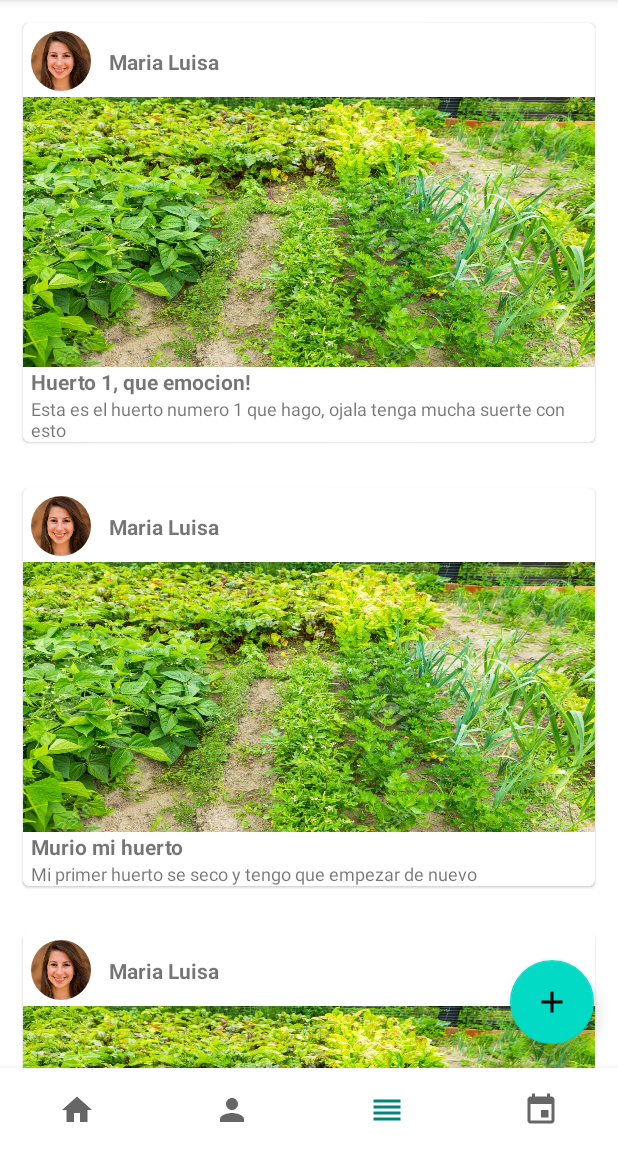
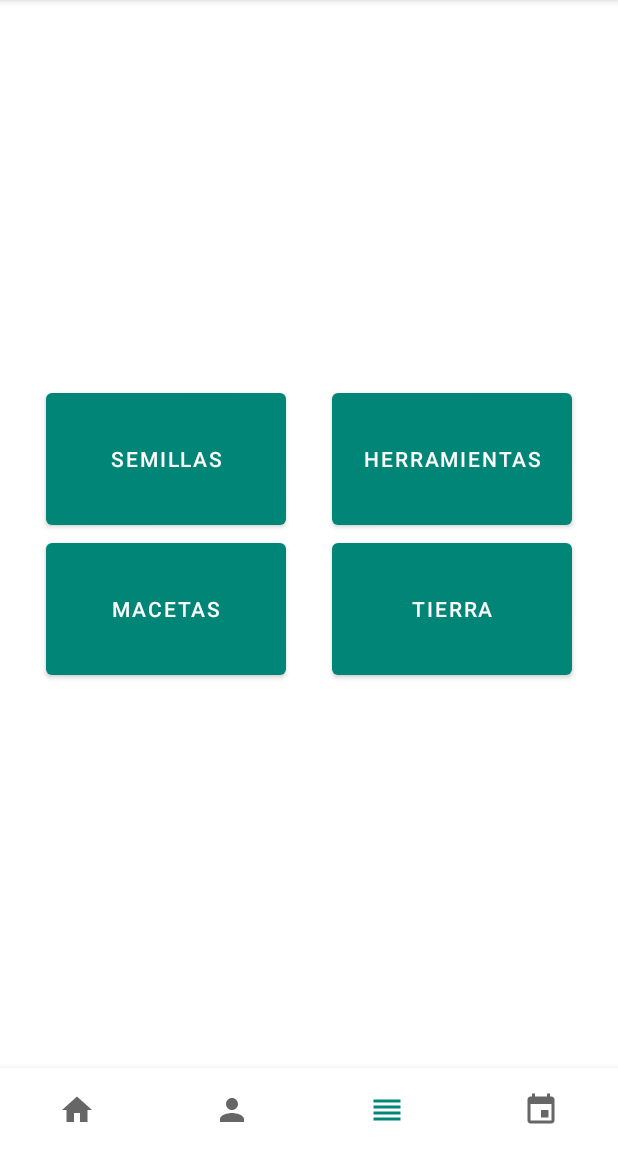
Before and after one commit to HectorChavez97/PDM-Proyecto-Huerto, an Android app: the screen it shows after launch (Navigation_Activity), item 3 of the bottom bar chosen, on a phone screen of 412 x 824 dp, the part 84-1236 px from its top. Run offline under Robolectric (Android 15) with nearby library versions, the phone set to English and light mode, and no system bars.

Commit message:
comunicacion entre todas las ventanas

```diff
--- a/PDMHuerto/app/src/main/java/com/example/pdmhuerto/Activities/Navigation_Activity.kt
+++ b/PDMHuerto/app/src/main/java/com/example/pdmhuerto/Activities/Navigation_Activity.kt
@@ -4,15 +4,21 @@ import android.os.Bundle
 import androidx.appcompat.app.AppCompatActivity
 import androidx.fragment.app.Fragment
 import androidx.fragment.app.FragmentTransaction
-import com.example.pdmhuerto.Fragments.HomeFragment
+import com.example.pdmhuerto.Fragments.*
 import com.example.pdmhuerto.R
+import com.example.pdmhuerto.Interfaces.ReplaceFragment
 import com.google.android.material.bottomnavigation.BottomNavigationView
-import com.google.android.material.navigation.NavigationView
 
-class Navigation_Activity : AppCompatActivity() {
+class Navigation_Activity : AppCompatActivity(),ReplaceFragment {
     override fun onCreate(savedInstanceState: Bundle?) {
         super.onCreate(savedInstanceState)
         setContentView(R.layout.activity_navigation)
+
+        /*val root = inflater.inflate(R.layout.fragment_catalogo, container, false)
+        val semButton: MaterialButton = findViewById(R.id.fragment_catalogo_bt_1)
+        val herButton: MaterialButton = findViewById(R.id.fragment_catalogo_bt_2)
+        val tieButton: MaterialButton = findViewById(R.id.fragment_catalogo_bt_3)
+        val macButton: MaterialButton = findViewById(R.id.fragment_catalogo_bt_4)*/
 
         var navView : BottomNavigationView  = findViewById(R.id.bottom_navigation)
         createFragment(HomeFragment())
@@ -24,11 +30,11 @@ class Navigation_Activity : AppCompatActivity() {
                 }
 
                 R.id.perfil -> {
-
+                    createFragment(PerfilFragment())
                 }
 
                 R.id.catalogo -> {
-
+                    createFragment(CatalogoFragment())
                 }
 
                 R.id.huerto -> {
@@ -38,10 +44,9 @@ class Navigation_Activity : AppCompatActivity() {
 
          true
         }
-
     }
 
-    private fun createFragment(fragment: Fragment){
+    override fun createFragment(fragment: Fragment){
         supportFragmentManager
             .beginTransaction()
             .replace(R.id.fragment_container, fragment)
--- /dev/null
+++ b/PDMHuerto/app/src/main/java/com/example/pdmhuerto/Fragments/CatalogoFragment.kt
@@ -0,0 +1,47 @@
+package com.example.pdmhuerto.Fragments
+
+import android.os.Bundle
+import androidx.fragment.app.Fragment
+import android.view.LayoutInflater
+import android.view.View
+import android.view.ViewGroup
+import com.example.pdmhuerto.R
+import com.example.pdmhuerto.Activities.Navigation_Activity
+import com.google.android.material.button.MaterialButton
+
+
+
+class CatalogoFragment: Fragment() {
+
+    override fun onCreateView(
+        inflater: LayoutInflater,
+        container: ViewGroup?,
+        savedInstanceState: Bundle?
+    ): View? {
+        var root = inflater.inflate(R.layout.fragment_catalogo, container, false)
+
+
+        val semButton: MaterialButton = root.findViewById(R.id.fragment_catalogo_bt_1)
+        val herButton: MaterialButton = root.findViewById(R.id.fragment_catalogo_bt_2)
+        val macButton: MaterialButton = root.findViewById(R.id.fragment_catalogo_bt_3)
+        val tieButton: MaterialButton = root.findViewById(R.id.fragment_catalogo_bt_4)
+
+        semButton.setOnClickListener{
+            (activity as Navigation_Activity).createFragment(SemillasFragment())
+        }
+
+        herButton.setOnClickListener{
+            (activity as Navigation_Activity).createFragment(HerramientasFragment())
+        }
+
+        tieButton.setOnClickListener{
+            (activity as Navigation_Activity).createFragment(TierraFragment())
+        }
+
+        macButton.setOnClickListener{
+            (activity as Navigation_Activity).createFragment(MacetasFragment())
+        }
+
+        return root
+    }
+}
--- a/PDMHuerto/app/src/main/java/com/example/pdmhuerto/Fragments/HomeFragment.kt
+++ b/PDMHuerto/app/src/main/java/com/example/pdmhuerto/Fragments/HomeFragment.kt
@@ -67,6 +67,4 @@ class HomeFragment : Fragment() {
 
         return root
     }
-
-
 }
--- /dev/null
+++ b/PDMHuerto/app/src/main/java/com/example/pdmhuerto/Interfaces/ReplaceFragment.kt
@@ -0,0 +1,9 @@
+package com.example.pdmhuerto.Interfaces
+
+import androidx.fragment.app.Fragment
+
+interface ReplaceFragment {
+
+    fun createFragment(fragment: Fragment)
+
+}
--- /dev/null
+++ b/PDMHuerto/app/src/main/res/drawable/ic_arrow_back_black_24dp.xml
@@ -0,0 +1,5 @@
+<vector android:height="24dp" android:tint="#FF0006"
+    android:viewportHeight="24.0" android:viewportWidth="24.0"
+    android:width="24dp" xmlns:android="http://schemas.android.com/apk/res/android">
+    <path android:fillColor="#FF000000" android:pathData="M20,11H7.83l5.59,-5.59L12,4l-8,8 8,8 1.41,-1.41L7.83,13H20v-2z"/>
+</vector>
--- /dev/null
+++ b/PDMHuerto/app/src/main/res/layout/fragment_catalogo.xml
@@ -0,0 +1,53 @@
+<?xml version="1.0" encoding="utf-8"?>
+<androidx.constraintlayout.widget.ConstraintLayout xmlns:android="http://schemas.android.com/apk/res/android"
+    android:layout_width="match_parent"
+    android:layout_height="match_parent"
+    xmlns:app="http://schemas.android.com/apk/res-auto"
+    android:layout_gravity="center">
+
+    <com.google.android.material.button.MaterialButton
+        android:id="@+id/fragment_catalogo_bt_1"
+        android:layout_width="160dp"
+        android:layout_height="100dp"
+        android:text="Semillas"
+        app:layout_constraintVertical_chainStyle="packed"
+        app:layout_constraintStart_toStartOf="parent"
+        app:layout_constraintTop_toTopOf="parent"
+        app:layout_constraintEnd_toStartOf="@id/fragment_catalogo_bt_2"
+        app:layout_constraintBottom_toTopOf="@id/fragment_catalogo_bt_3"
+        />
+
+    <com.google.android.material.button.MaterialButton
+        android:id="@+id/fragment_catalogo_bt_2"
+        android:layout_width="160dp"
+        android:layout_height="100dp"
+        app:layout_constraintVertical_chainStyle="packed"
+        app:layout_constraintStart_toEndOf="@id/fragment_catalogo_bt_1"
+        app:layout_constraintTop_toTopOf="parent"
+        app:layout_constraintEnd_toEndOf="parent"
+        app:layout_constraintBottom_toTopOf="@id/fragment_catalogo_bt_4"
+        android:text="Herramientas"/>
+
+    <com.google.android.material.button.MaterialButton
+        android:id="@+id/fragment_catalogo_bt_3"
+        android:layout_width="160dp"
+        android:layout_height="100dp"
+        app:layout_constraintTop_toBottomOf="@id/fragment_catalogo_bt_1"
+        app:layout_constraintStart_toStartOf="parent"
+        app:layout_constraintBottom_toBottomOf="parent"
+        app:layout_constraintEnd_toStartOf="@id/fragment_catalogo_bt_4"
+
+        android:text="Macetas"/>
+
+    <com.google.android.material.button.MaterialButton
+        android:id="@+id/fragment_catalogo_bt_4"
+        android:layout_width="160dp"
+        android:layout_height="100dp"
+        android:text="Tierra"
+        app:layout_constraintStart_toEndOf="@id/fragment_catalogo_bt_3"
+        app:layout_constraintEnd_toEndOf="parent"
+        app:layout_constraintTop_toBottomOf="@id/fragment_catalogo_bt_2"
+        app:layout_constraintBottom_toBottomOf="parent"
+        />
+
+</androidx.constraintlayout.widget.ConstraintLayout>
```
Also changed, not shown: PDMHuerto/app/src/main/java/com/example/pdmhuerto/Fragments/HerramientasFragment.kt (added, +28 -0 lines), PDMHuerto/app/src/main/java/com/example/pdmhuerto/Fragments/MacetasFragment.kt (added, +29 -0 lines), PDMHuerto/app/src/main/java/com/example/pdmhuerto/Fragments/PerfilFragment.kt (added, +22 -0 lines), PDMHuerto/app/src/main/java/com/example/pdmhuerto/Fragments/SemillasFragment.kt (added, +29 -0 lines), PDMHuerto/app/src/main/java/com/example/pdmhuerto/Fragments/TierraFragment.kt (added, +29 -0 lines), PDMHuerto/app/src/main/res/layout/fragment_herramientas.xml (added, +19 -0 lines), PDMHuerto/app/src/main/res/layout/fragment_macetas.xml (added, +17 -0 lines), PDMHuerto/app/src/main/res/layout/fragment_perfil.xml (added, +33 -0 lines), PDMHuerto/app/src/main/res/layout/fragment_semillas.xml (added, +17 -0 lines), PDMHuerto/app/src/main/res/layout/fragment_tierra.xml (added, +17 -0 lines).
